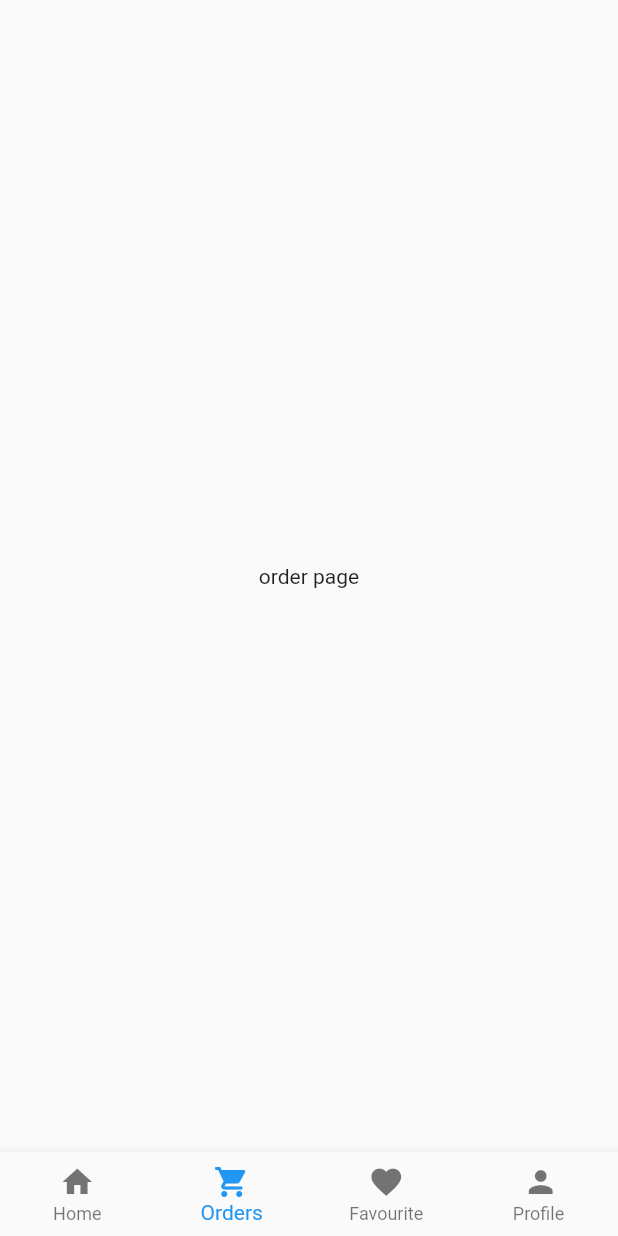
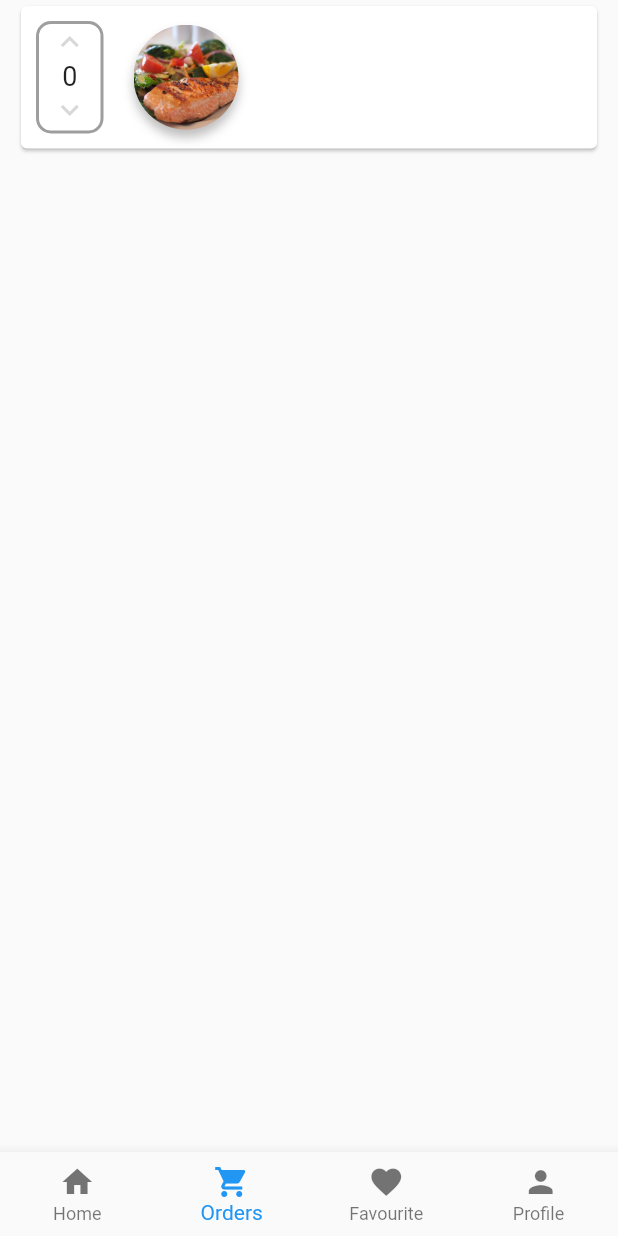
Before and after one commit to orangeztorm/food_delivery, a Flutter app: the screen it shows after launch, item 2 of the bottom bar chosen, on a phone screen of 412 x 824 dp. Run offline on Flutter 3.47's test engine with Material 2 defaults, Android fonts, the phone set to English and light mode, and no system bars.

Commit message:
shopping cart

```diff
--- a/lib/src/pages/order_page.dart
+++ b/lib/src/pages/order_page.dart
@@ -1,4 +1,5 @@
  import 'package:flutter/material.dart';
+import 'package:food_delivery/src/widgets/order_card.dart';
 
 class Order extends StatefulWidget {
   const Order({Key key}) : super(key: key);
@@ -10,9 +11,13 @@ class Order extends StatefulWidget {
 class _OrderState extends State<Order> {
   @override
   Widget build(BuildContext context) {
-    return Container(
-      child: Center(
-        child: Text('order page'),
+    return SafeArea(
+      child: ListView(
+        padding: EdgeInsets.symmetric(horizontal: 10.0),
+        scrollDirection: Axis.vertical,
+        children: [
+          OrderCard(),
+        ],
       ),
     );
   }
--- /dev/null
+++ b/lib/src/widgets/order_card.dart
@@ -0,0 +1,62 @@
+import 'package:flutter/material.dart';
+
+class OrderCard extends StatelessWidget {
+  const OrderCard({Key key}) : super(key: key);
+
+  @override
+  Widget build(BuildContext context) {
+    return Card(
+      child: Padding(
+        padding: EdgeInsets.all(10.0),
+        child: Row(
+          children: [
+            Container(
+              height: 75.0,
+              width: 45.0,
+              decoration: BoxDecoration(
+                  border: Border.all(
+                    color: Colors.grey,
+                    width: 2.0,
+                  ),
+                  borderRadius: BorderRadius.circular(10.0)),
+              child: Column(
+                children: [
+                  InkWell(
+                      onTap: () {},
+                      child: Icon(Icons.keyboard_arrow_up,
+                          color: Colors.grey.withOpacity(0.4))),
+                  Text(
+                    '0',
+                    style: TextStyle(fontSize: 18.0),
+                  ),
+                  InkWell(
+                      onTap: () {},
+                      child: Icon(Icons.keyboard_arrow_down,
+                          color: Colors.grey.withOpacity(0.4))),
+                ],
+              ),
+            ),
+            SizedBox(
+              width: 20.0,
+            ),
+            Container(
+              height: 70,
+              width: 70,
+              decoration: BoxDecoration(
+                  shape: BoxShape.circle,
+                  image: DecorationImage(
+                      image: AssetImage('assets/images/lunch.jpeg'),
+                      fit: BoxFit.cover),
+                  boxShadow: [
+                    BoxShadow(
+                        color: Colors.black26,
+                        blurRadius: 5.0,
+                        offset: Offset(0.0, 5.0))
+                  ]),
+            )
+          ],
+        ),
+      ),
+    );
+  }
+}
```
